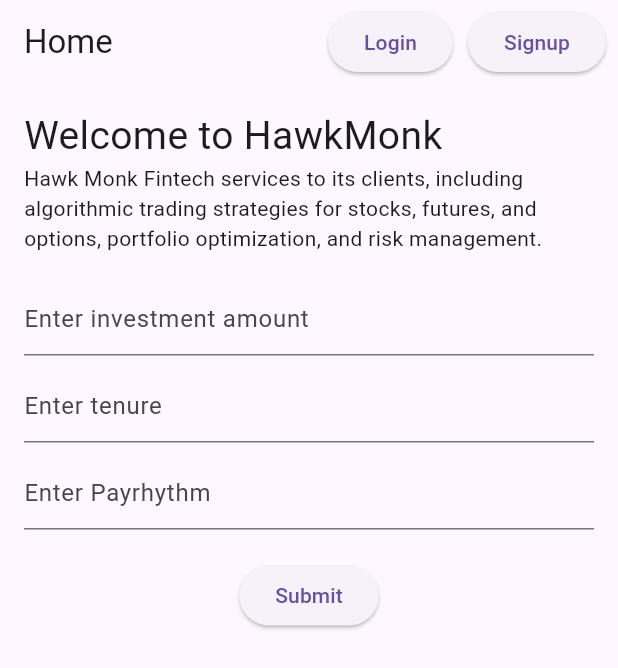
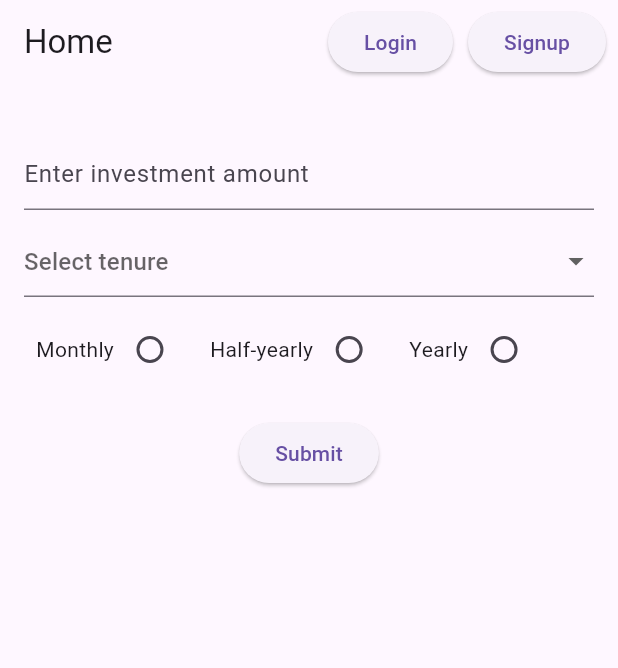
Before and after one commit to Karthi2112/app-1, a Flutter app: the screen it shows after launch, on a phone screen of 412 x 824 dp. Shown: the top 668 px of the screen. Run offline on Flutter 3.47's test engine with Material 3 defaults, Android fonts, the phone set to English and light mode, and no system bars; our stand-ins replace cloud_firestore, firebase_auth, firebase_core, get; accounts and stored records are empty.

Commit message:
Add files via upload

```diff
--- a/lib/main.dart
+++ b/lib/main.dart
@@ -8,24 +8,37 @@
 void main() async {
   WidgetsFlutterBinding.ensureInitialized();
   await Firebase.initializeApp();
-  runApp(const MyApp());
+  runApp(MyApp());
 }
 
 class MyApp extends StatelessWidget {
-  const MyApp({Key? key});
-
   @override
   Widget build(BuildContext context) {
-    final invstcontroller = TextEditingController();
-    final tenurecontroller = TextEditingController();
-    final payrhythmcontroller = TextEditingController();
-
-    return GetMaterialApp(
+    return MaterialApp(
       title: 'HawkMonk App',
       theme: ThemeData(
         primarySwatch: Colors.blue,
       ),
-      home: Scaffold(
+      home: MyHomePage(),
+    );
+  }
+}
+
+class MyHomePage extends StatefulWidget {
+  @override
+  _MyHomePageState createState() => _MyHomePageState();
+}
+
+class _MyHomePageState extends State<MyHomePage> {
+  TextEditingController invstController = TextEditingController();
+  String? selectedTenure;
+  String? selectedPayRhythm;
+
+  List<String> payRhythms = ['Monthly', 'Half-yearly', 'Yearly'];
+
+  @override
+  Widget build(BuildContext context) {
+    return Scaffold(
       appBar: AppBar(
         title: Text('Home'),
         actions: [
@@ -56,30 +69,62 @@
         child: Column(
           crossAxisAlignment: CrossAxisAlignment.start,
           children: [
-              Text('Welcome to HawkMonk', style: TextStyle(fontSize: 26)),
-              Text(
-                'Hawk Monk Fintech services to its clients, including algorithmic trading strategies for stocks, futures, and options, portfolio optimization, and risk management.',
-                style: TextStyle(fontSize: 14),
-              ),
             SizedBox(height: 20),
             TextFormField(
-                controller: invstcontroller,
+              controller: invstController,
               decoration: const InputDecoration(
                 hintText: 'Enter investment amount',
               ),
             ),
             SizedBox(height: 10),
-              TextFormField(
-                controller: tenurecontroller,
-                decoration: const InputDecoration(
-                  hintText: 'Enter tenure',
+            DropdownButtonFormField<String>(
+              value: selectedTenure,
+              items: [
+                '12 Months',
+                '15 Months',
+                '18 Monthss',
+                '24 Monthss',
+                '36 Months'
+              ].map((String value) {
+                return DropdownMenuItem<String>(
+                  value: value,
+                  child: Text(value),
+                );
+              }).toList(),
+              onChanged: (value) {
+                setState(() {
+                  selectedTenure = value;
+                });
+              },
+              decoration: InputDecoration(
+                hintText: 'Select tenure',
               ),
             ),
             SizedBox(height: 10),
-              TextFormField(
-                controller: payrhythmcontroller,
-                decoration: const InputDecoration(
-                  hintText: 'Enter Payrhythm',
+            Container(
+              height: 50,
+              child: ListView.builder(
+                scrollDirection: Axis.horizontal,
+                itemCount: payRhythms.length,
+                itemBuilder: (BuildContext context, int index) {
+                  return Padding(
+                    padding: const EdgeInsets.symmetric(horizontal: 8.0),
+                    child: Row(
+                      children: [
+                        Text(payRhythms[index]),
+                        Radio<String>(
+                          value: payRhythms[index],
+                          groupValue: selectedPayRhythm,
+                          onChanged: (String? value) {
+                            setState(() {
+                              selectedPayRhythm = value;
+                            });
+                          },
+                        ),
+                      ],
+                    ),
+                  );
+                },
               ),
             ),
             SizedBox(height: 20),
@@ -87,14 +132,14 @@
               child: ElevatedButton(
                 onPressed: () async {
                   double investmentAmount =
-                        double.tryParse(invstcontroller.text) ?? 0;
+                      double.tryParse(invstController.text) ?? 0;
 
                   CollectionReference collRef =
                       FirebaseFirestore.instance.collection('inputs');
                   await collRef.add({
-                      'invest_amount': invstcontroller.text,
-                      'pay_rhythm': payrhythmcontroller.text,
-                      'tenure': tenurecontroller.text,
+                    'invest_amount': invstController.text,
+                    'pay_rhythm': selectedPayRhythm,
+                    'tenure': selectedTenure,
                   });
 
                   QuerySnapshot schemeSnapshot = await FirebaseFirestore
@@ -104,38 +149,7 @@
                       .orderBy('invst', descending: true)
                       .get();
 
-                    List<Widget> schemeCards = schemeSnapshot.docs.map((doc) {
-                      return Card(
-                        child: ListTile(
-                          title: Text('Jewel Partner: ${doc['Jp']}'),
-                          subtitle: Column(
-                            crossAxisAlignment: CrossAxisAlignment.start,
-                            children: [
-                              Text('Scheme Name: ${doc['scheme_name']}'),
-                              Text('Investment: ${doc['invst']}'),
-                              Text('Rating: ${doc['rating']}'),
-                            ],
-                          ),
-                        ),
-                      );
-                    }).toList();
-
-                    Get.dialog(
-                      AlertDialog(
-                        title: Text('Scheme Details'),
-                        content: SingleChildScrollView(
-                          child: Column(
-                            children: schemeCards,
-                          ),
-                        ),
-                        actions: [
-                          TextButton(
-                            onPressed: () => Get.back(),
-                            child: Text('Close'),
-                          ),
-                        ],
-                      ),
-                    );
+                  // Process the scheme details as needed
                 },
                 child: Text('Submit'),
               ),
@@ -143,7 +157,6 @@
           ],
         ),
       ),
-      ),
     );
   }
 }
--- a/lib/signup.dart
+++ b/lib/signup.dart
@@ -17,6 +17,7 @@
   Signup() async {
     await FirebaseAuth.instance.createUserWithEmailAndPassword(
         email: email.text, password: password.text);
+
     Get.offAll(Wrapper());
   }
 
--- a/lib/wrapper.dart
+++ b/lib/wrapper.dart
@@ -2,6 +2,7 @@
 import 'package:flutter/material.dart';
 import 'package:hawk_monk/homepage.dart';
 import 'package:hawk_monk/login.dart';
+import 'package:hawk_monk/main.dart';
 import 'package:hawk_monk/verifyemail.dart';
 
 class Wrapper extends StatefulWidget {
@@ -21,7 +22,7 @@
         if (snapshot.hasData) {
           print(snapshot.data);
           if (snapshot.data!.emailVerified) {
-            return Homepage();
+            return MyHomePage();
           } else {
             return Verify();
           }
```
Also changed, not shown: lib/forgot.dart (line endings or trailing spaces), lib/homepage.dart (line endings or trailing spaces), lib/login.dart (line endings or trailing spaces), lib/verifyemail.dart (line endings or trailing spaces). Lines whose indentation alone changed are shown as unchanged.
